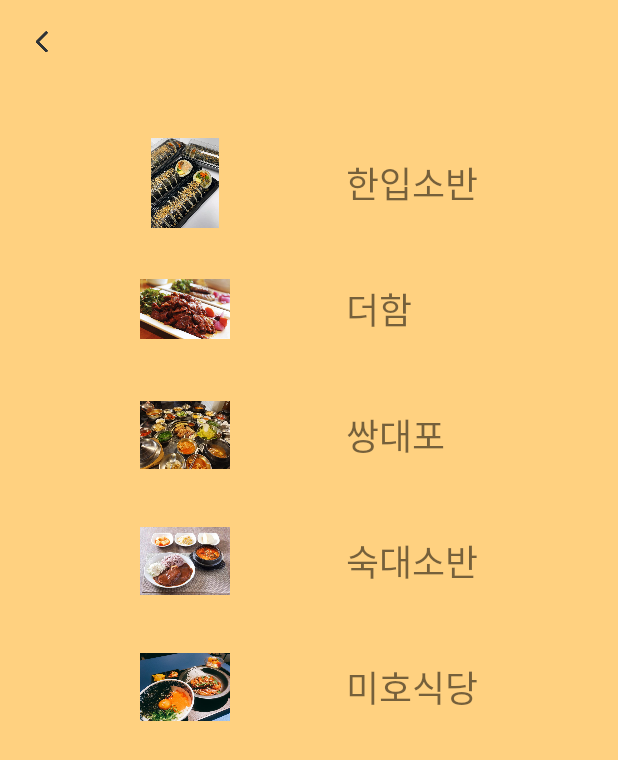
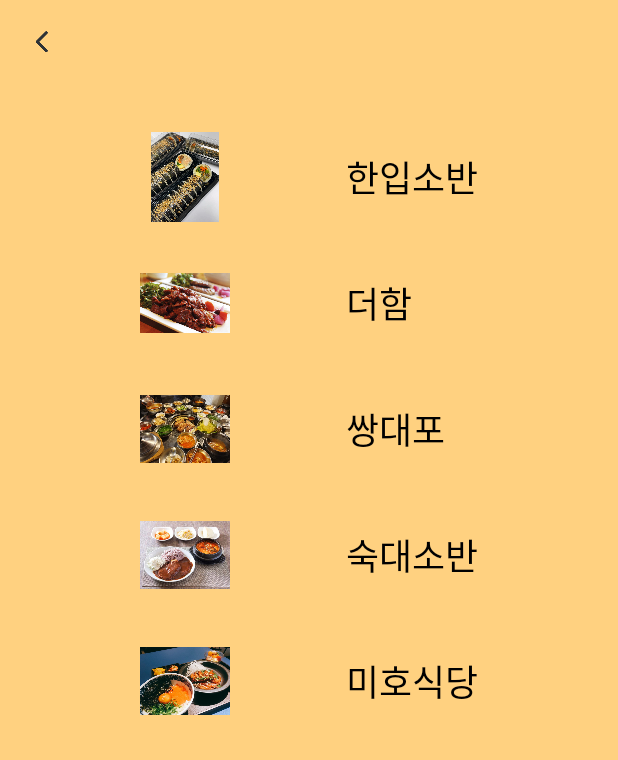
Before and after one commit to JEONGEUN0204/UNI-D, an Android app: the KoreanfoodActivity screen opened directly, with no data from a screen before it, on a phone screen of 412 x 824 dp. Shown: the top 760 px of the screen. Run offline under Robolectric (Android 15) with nearby library versions, the phone set to English and light mode, and no system bars.

Commit message:
프론트 완성

```diff
--- a/android/InitScreen/app/src/main/java/com/hackathon/initscreen/HomeActivity.kt
+++ b/android/InitScreen/app/src/main/java/com/hackathon/initscreen/HomeActivity.kt
@@ -27,5 +27,9 @@ class HomeActivity: AppCompatActivity() {
             val sintent = Intent(this, SkkuActivity::class.java)
             startActivity(sintent)
         }
+        binding.mypageBtn.setOnClickListener {
+            val intent = Intent(this, MypageActivity::class.java)
+            startActivity(intent)
+        }
     }
 }
--- a/android/InitScreen/app/src/main/java/com/hackathon/initscreen/MypageActivity.kt
+++ b/android/InitScreen/app/src/main/java/com/hackathon/initscreen/MypageActivity.kt
@@ -1,5 +1,6 @@
 package com.hackathon.initscreen
 
+import android.content.Intent
 import android.os.Bundle
 import androidx.appcompat.app.AppCompatActivity
 import com.hackathon.initscreen.databinding.ActivityMypageBinding
@@ -10,5 +11,10 @@ class MypageActivity:AppCompatActivity() {
         super.onCreate(savedInstanceState)
         binding = ActivityMypageBinding.inflate(layoutInflater)
         setContentView(binding.root)
+
+        binding.ivMypageBack.setOnClickListener {
+            val intent = Intent(this,HomeActivity::class.java)
+            startActivity(intent)
+        }
     }
 }
--- a/android/InitScreen/app/src/main/res/layout/activity_koreanfood.xml
+++ b/android/InitScreen/app/src/main/res/layout/activity_koreanfood.xml
@@ -2,6 +2,7 @@
 <androidx.constraintlayout.widget.ConstraintLayout
     xmlns:android="http://schemas.android.com/apk/res/android"
     xmlns:app="http://schemas.android.com/apk/res-auto"
+    xmlns:tools="http://schemas.android.com/tools"
     android:layout_width="match_parent"
     android:layout_height="match_parent"
     android:background="@color/background">
@@ -28,10 +29,12 @@
         android:layout_width="match_parent"
         android:layout_height="0dp"
         android:overScrollMode="never"
+        app:layout_constraintBottom_toBottomOf="parent"
+        app:layout_constraintEnd_toEndOf="parent"
+        app:layout_constraintHorizontal_bias="0.0"
         app:layout_constraintStart_toStartOf="parent"
-        app:layout_constraintEnd_toEndOf="parent"
-        app:layout_constraintBottom_toBottomOf="parent"
-        app:layout_constraintTop_toBottomOf="@id/tb_food_detail">
+        app:layout_constraintTop_toBottomOf="@id/tb_food_detail"
+        app:layout_constraintVertical_bias="1.0">
 
         <androidx.constraintlayout.widget.ConstraintLayout
             android:layout_width="match_parent"
@@ -45,7 +48,7 @@
                 android:id="@+id/iv_hanip_detail"
                 android:layout_width="60dp"
                 android:layout_height="60dp"
-                android:layout_marginTop="24dp"
+                android:layout_marginTop="20dp"
                 android:src="@drawable/hanip"
                 app:layout_constraintEnd_toStartOf="@id/tv_hanip_detail"
                 app:layout_constraintHorizontal_chainStyle="spread"
@@ -56,12 +59,14 @@
                 android:id="@+id/tv_hanip_detail"
                 android:layout_width="wrap_content"
                 android:layout_height="wrap_content"
+                android:fontFamily="@font/store_name"
                 android:text="한입소반"
+                android:textColor="@color/black"
                 android:textSize="24sp"
-                app:layout_constraintTop_toTopOf="@id/iv_hanip_detail"
                 app:layout_constraintBottom_toBottomOf="@id/iv_hanip_detail"
+                app:layout_constraintEnd_toEndOf="parent"
                 app:layout_constraintStart_toEndOf="@id/iv_hanip_detail"
-                app:layout_constraintEnd_toEndOf="parent"/>
+                app:layout_constraintTop_toTopOf="@id/iv_hanip_detail" />
 
             <ImageView
                 android:id="@+id/iv_theham_detail"
@@ -76,11 +81,13 @@
                 android:id="@+id/tv_theham_detail"
                 android:layout_width="wrap_content"
                 android:layout_height="wrap_content"
+                android:fontFamily="@font/store_name"
                 android:text="더함"
+                android:textColor="@color/black"
                 android:textSize="24sp"
-                app:layout_constraintTop_toTopOf="@id/iv_theham_detail"
                 app:layout_constraintBottom_toBottomOf="@id/iv_theham_detail"
-                app:layout_constraintStart_toStartOf="@id/tv_hanip_detail"/>
+                app:layout_constraintStart_toStartOf="@id/tv_hanip_detail"
+                app:layout_constraintTop_toTopOf="@id/iv_theham_detail" />
 
             <ImageView
                 android:id="@+id/iv_ssang_detail"
@@ -95,11 +102,13 @@
                 android:id="@+id/tv_ssang_detail"
                 android:layout_width="wrap_content"
                 android:layout_height="wrap_content"
+                android:fontFamily="@font/store_name"
                 android:text="쌍대포"
+                android:textColor="@color/black"
                 android:textSize="24sp"
-                app:layout_constraintTop_toTopOf="@id/iv_ssang_detail"
                 app:layout_constraintBottom_toBottomOf="@id/iv_ssang_detail"
-                app:layout_constraintStart_toStartOf="@id/tv_theham_detail"/>
+                app:layout_constraintStart_toStartOf="@id/tv_theham_detail"
+                app:layout_constraintTop_toTopOf="@id/iv_ssang_detail" />
 
             <ImageView
                 android:id="@+id/iv_sook_detail"
@@ -114,11 +123,13 @@
                 android:id="@+id/tv_sook_detail"
                 android:layout_width="wrap_content"
                 android:layout_height="wrap_content"
+                android:fontFamily="@font/store_name"
                 android:text="숙대소반"
+                android:textColor="@color/black"
                 android:textSize="24sp"
-                app:layout_constraintTop_toTopOf="@id/iv_sook_detail"
                 app:layout_constraintBottom_toBottomOf="@id/iv_sook_detail"
-                app:layout_constraintStart_toStartOf="@id/tv_ssang_detail"/>
+                app:layout_constraintStart_toStartOf="@id/tv_ssang_detail"
+                app:layout_constraintTop_toTopOf="@id/iv_sook_detail" />
 
             <ImageView
                 android:id="@+id/iv_miho_detail"
@@ -133,11 +144,14 @@
                 android:id="@+id/tv_miho_detail"
                 android:layout_width="wrap_content"
                 android:layout_height="wrap_content"
+                android:fontFamily="@font/store_name"
                 android:text="미호식당"
+                android:textColor="@color/black"
                 android:textSize="24sp"
-                app:layout_constraintTop_toTopOf="@id/iv_miho_detail"
                 app:layout_constraintBottom_toBottomOf="@id/iv_miho_detail"
-                app:layout_constraintStart_toStartOf="@id/tv_sook_detail"/>
+                app:layout_constraintStart_toStartOf="@id/tv_sook_detail"
+                app:layout_constraintTop_toTopOf="@id/iv_miho_detail" />
+
         </androidx.constraintlayout.widget.ConstraintLayout>
 
     </androidx.core.widget.NestedScrollView>
```
Also changed, not shown: android/InitScreen/app/src/main/res/layout/activity_home.xml (+24 -8 lines).
